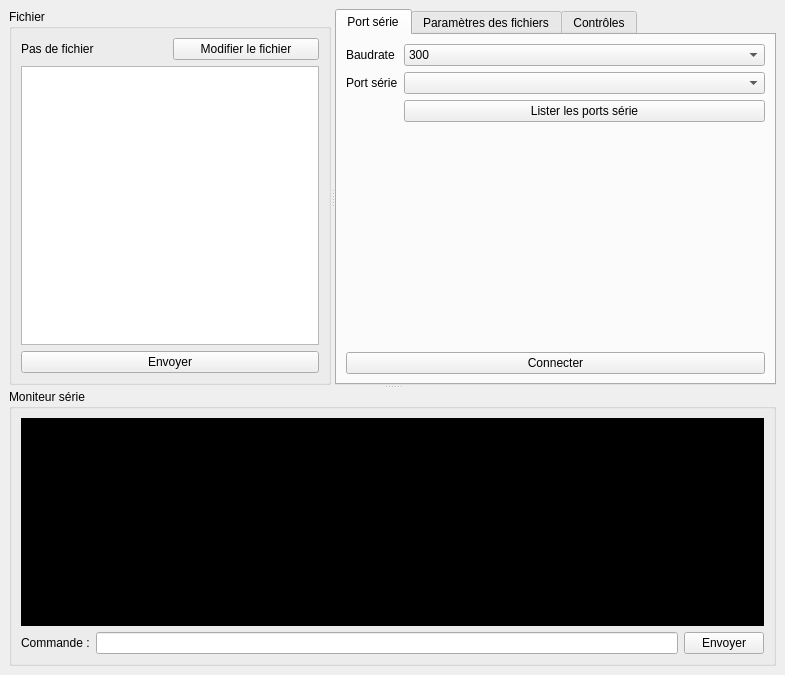
Above: PCInterface/window.ui from Klafyvel/Trace before the change. Below: the same form after it.
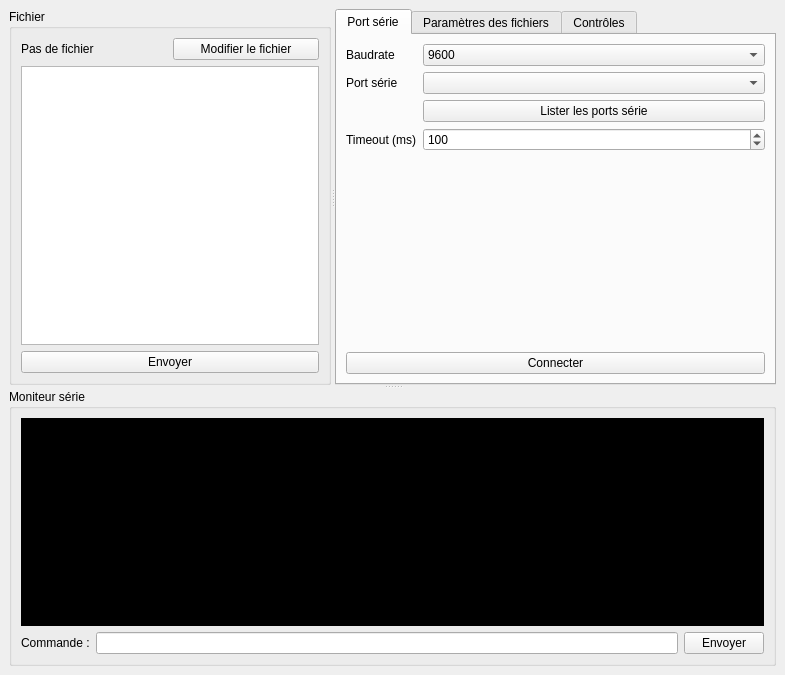
That is the form after the change. Icons and pictures are not drawn.

Commit message: Communication machine -> interface utilisateur :D

```diff
--- a/PCInterface/window.ui
+++ b/PCInterface/window.ui
@@ -89,6 +89,9 @@
                </item>
                <item row="0" column="1">
                 <widget class="QComboBox" name="baudrate">
+                 <property name="currentIndex">
+                  <number>4</number>
+                 </property>
                  <item>
                   <property name="text">
                    <string>300</string>
@@ -163,6 +166,23 @@
                  </property>
                 </widget>
                </item>
+               <item row="3" column="1">
+                <widget class="QSpinBox" name="timeout_read">
+                 <property name="maximum">
+                  <number>1000</number>
+                 </property>
+                 <property name="value">
+                  <number>100</number>
+                 </property>
+                </widget>
+               </item>
+               <item row="3" column="0">
+                <widget class="QLabel" name="label_5">
+                 <property name="text">
+                  <string>Timeout (ms)</string>
+                 </property>
+                </widget>
+               </item>
               </layout>
              </item>
              <item>
```
The commit also changes 4 other files.
